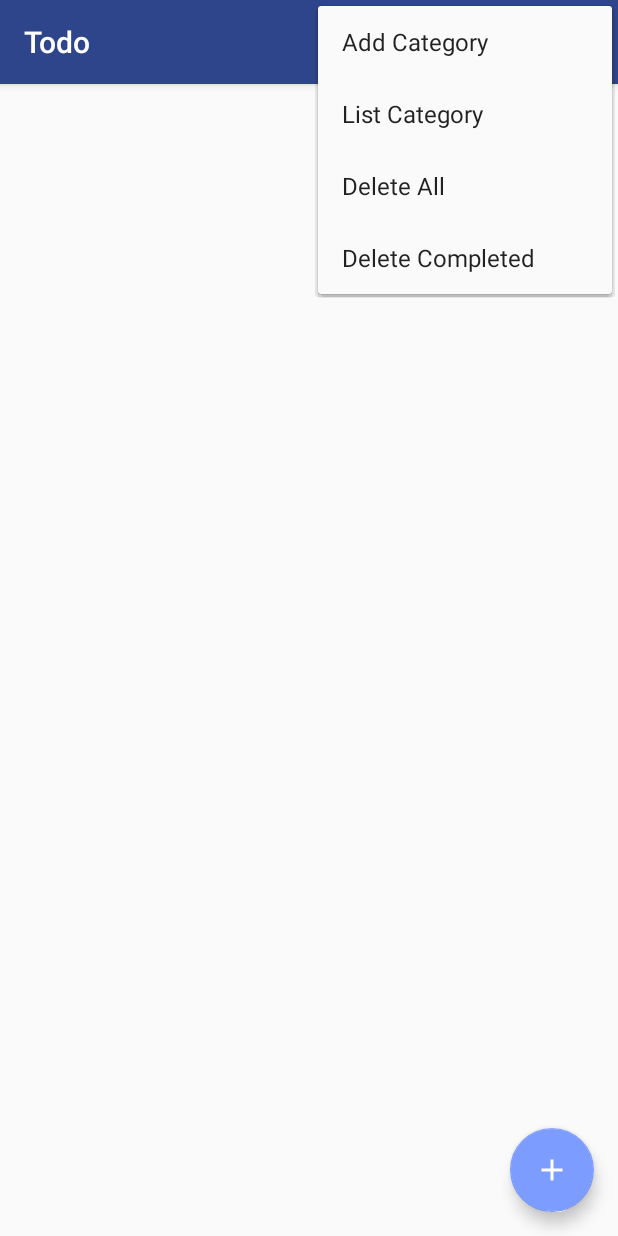
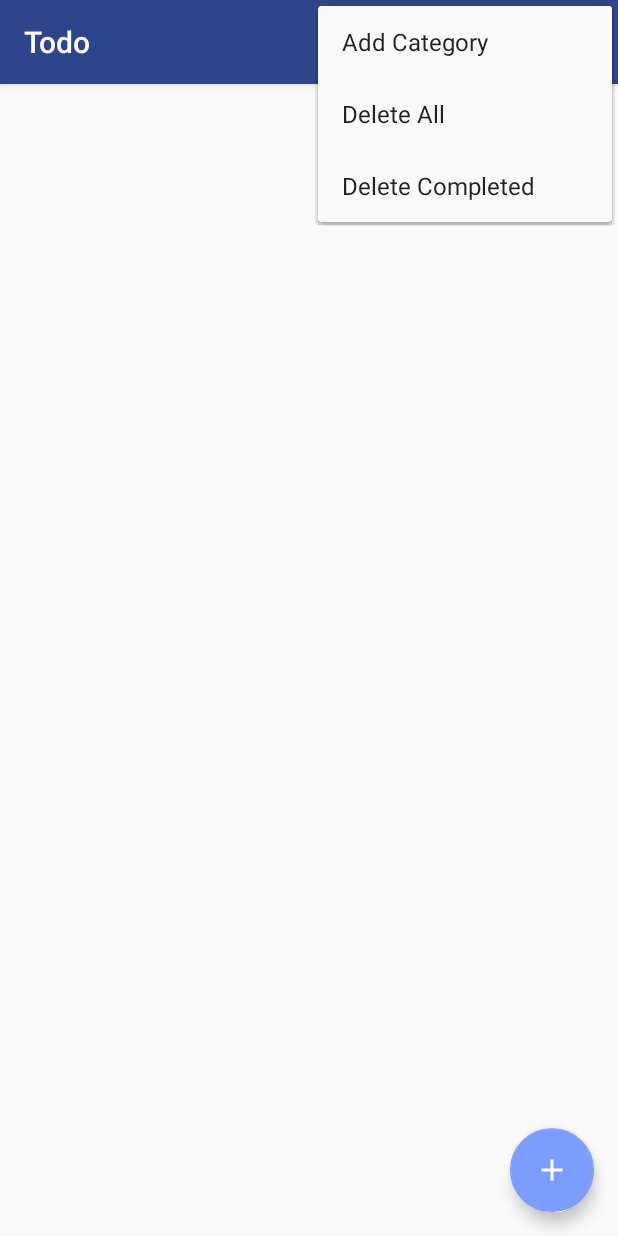
Before and after one commit to RojanBajra/todoAssignmentc7190053, an Android app: the screen it shows after launch (TodoList), with the options menu open, on a phone screen of 412 x 824 dp. Run offline under Robolectric (Android 15) with nearby library versions, the phone set to English and light mode, and no system bars; our stand-ins replace Room's generated code; 6 statements that could not run were skipped.

```diff
--- a/app/src/main/res/menu/option_menu.xml
+++ b/app/src/main/res/menu/option_menu.xml
@@ -3,10 +3,6 @@
     xmlns:app="http://schemas.android.com/apk/res-auto">
     <item android:id="@+id/menuAddCategroy"
         android:title="Add Category"
-        app:showAsAction="never"/>
-
-    <item android:id="@+id/menuListCategroy"
-        android:title="List Category"
         app:showAsAction="never"/>
 
     <item android:id="@+id/deleteAll"
```
Also changed, not shown: app/src/main/java/com/rojan/todo/TodoList.java (+14 -4 lines), app/src/main/java/com/rojan/todo/viewModel/TodoListViewModel.java (added, +24 -0 lines).
